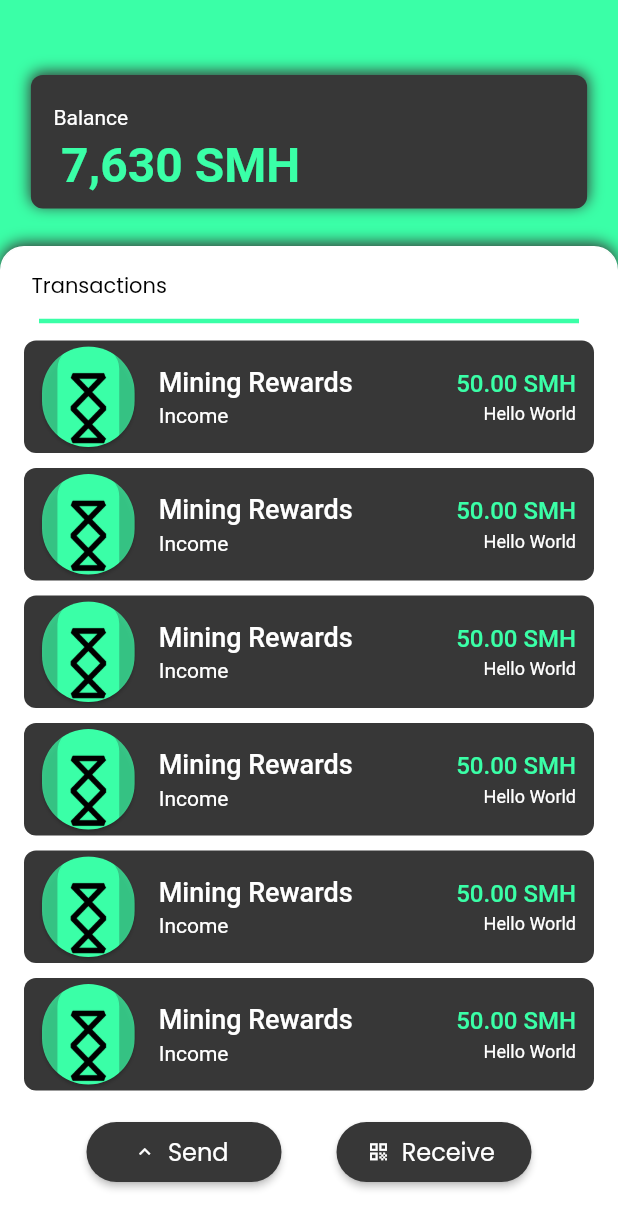
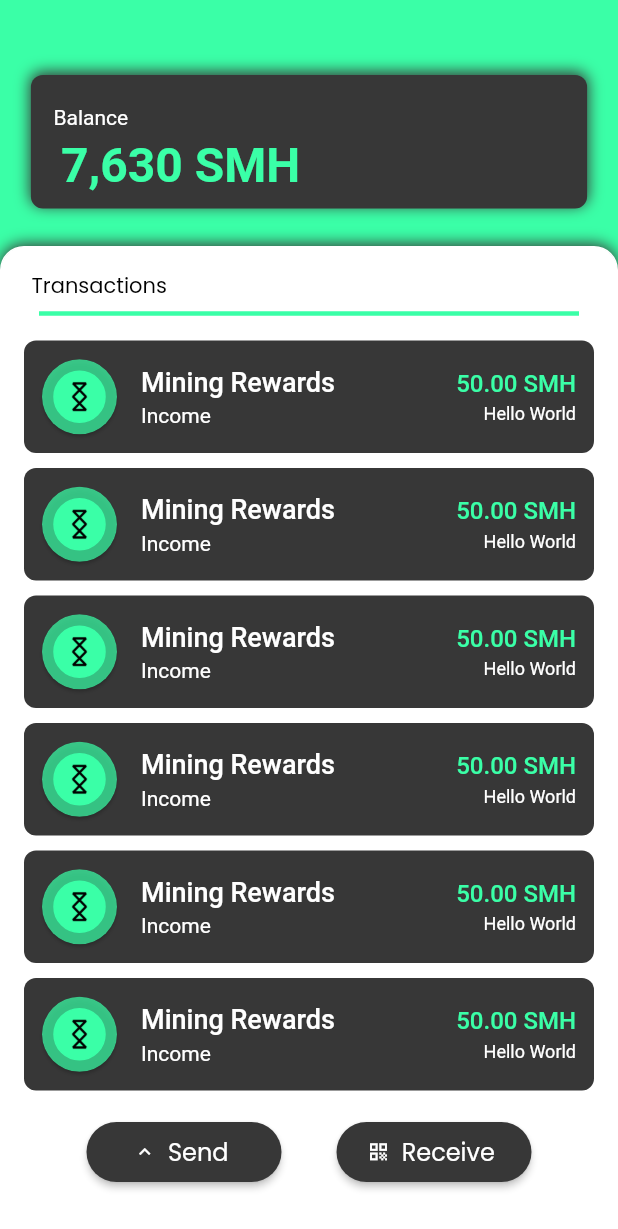
Before and after one commit to andreivcodes/sm_mobile_wallet, a Flutter app: the MainScreenWidget screen opened directly, on a phone screen of 412 x 824 dp. Shown: the top 1229 px of the screen. Run offline on Flutter 3.47's test engine with Material 2 defaults, Android fonts, the phone set to English and light mode, and no system bars; drawn by our look-alikes of auto_size_text; our stand-ins replace flutter_spinkit, flutter_svg, font_awesome_flutter, geolocator, google_fonts, page_transition and 2 more; Roboto replaces fonts that are missing (Lexend Deca).

Commit message:
Updating to latest FlutterFlow output.

```diff
--- a/lib/components/tx_entry_widget.dart
+++ b/lib/components/tx_entry_widget.dart
@@ -40,7 +40,7 @@ class _TxEntryWidgetState extends State<TxEntryWidget> {
             mainAxisSize: MainAxisSize.max,
             children: [
               Padding(
-                padding: EdgeInsetsDirectional.fromSTEB(8, 0, 0, 0),
+                padding: EdgeInsetsDirectional.fromSTEB(8, 5, 0, 5),
                 child: Card(
                   clipBehavior: Clip.antiAliasWithSaveLayer,
                   color: Color(0x6F3AFFA7),
@@ -48,21 +48,22 @@ class _TxEntryWidgetState extends State<TxEntryWidget> {
                     borderRadius: BorderRadius.circular(40),
                   ),
                   child: Container(
-                    width: MediaQuery.of(context).size.width * 0.15,
-                    height: MediaQuery.of(context).size.height * 0.15,
+                    width: 50,
+                    height: 50,
                     decoration: BoxDecoration(
                       color: Color(0x803AFFA7),
+                      shape: BoxShape.circle,
                     ),
                     child: Column(
                       mainAxisSize: MainAxisSize.max,
                       mainAxisAlignment: MainAxisAlignment.center,
                       children: [
                         Container(
-                          width: MediaQuery.of(context).size.width * 0.1,
-                          height: MediaQuery.of(context).size.height * 0.1,
+                          width: 35,
+                          height: 35,
                           decoration: BoxDecoration(
                             color: FlutterFlowTheme.primaryColor,
-                            borderRadius: BorderRadius.circular(15),
+                            shape: BoxShape.circle,
                             border: Border.all(
                               color: FlutterFlowTheme.mediumSpringGreen,
                             ),
--- a/lib/main_screen/main_screen_widget.dart
+++ b/lib/main_screen/main_screen_widget.dart
@@ -114,7 +114,7 @@ class _MainScreenWidgetState extends State<MainScreenWidget> {
                               BoxShadow(
                                 blurRadius: 8,
                                 color: FlutterFlowTheme.jet,
-                                offset: Offset(0, -2),
+                                offset: Offset(0, -1),
                               )
                             ],
                             borderRadius: BorderRadius.only(
@@ -132,9 +132,11 @@ class _MainScreenWidgetState extends State<MainScreenWidget> {
                             children: [
                               Padding(
                                 padding: EdgeInsetsDirectional.fromSTEB(
-                                    20, 15, 20, 5),
+                                    20, 15, 20, 0),
                                 child: Row(
                                   mainAxisSize: MainAxisSize.max,
+                                  mainAxisAlignment: MainAxisAlignment.start,
+                                  crossAxisAlignment: CrossAxisAlignment.start,
                                   children: [
                                     Text(
                                       'Transactions',
@@ -155,7 +157,7 @@ class _MainScreenWidgetState extends State<MainScreenWidget> {
                               Expanded(
                                 child: Padding(
                                   padding: EdgeInsetsDirectional.fromSTEB(
-                                      0, 0, 0, 15),
+                                      0, 5, 0, 15),
                                   child: ListView(
                                     padding: EdgeInsets.zero,
                                     scrollDirection: Axis.vertical,
```
